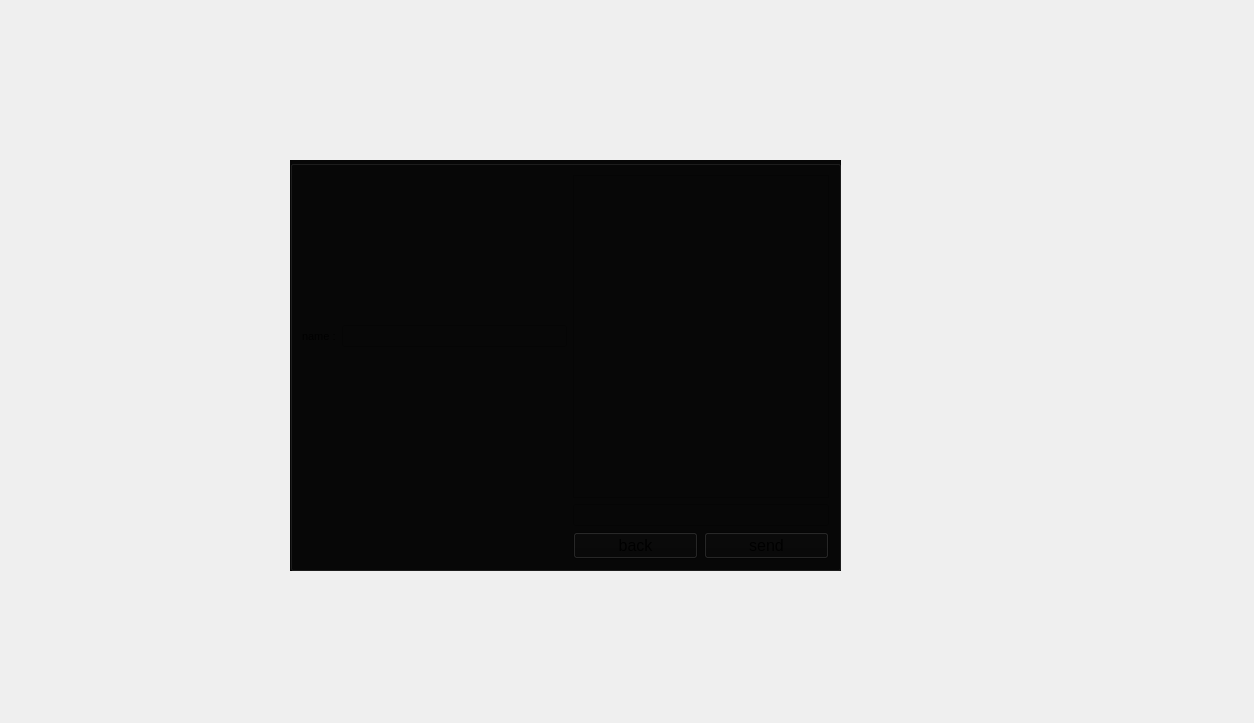
This is massenger/sendmessagechannel_dialog.ui in MahanBeidokhti/AP-Messenger as Qt 5 draws it before an edit. The edited form follows.
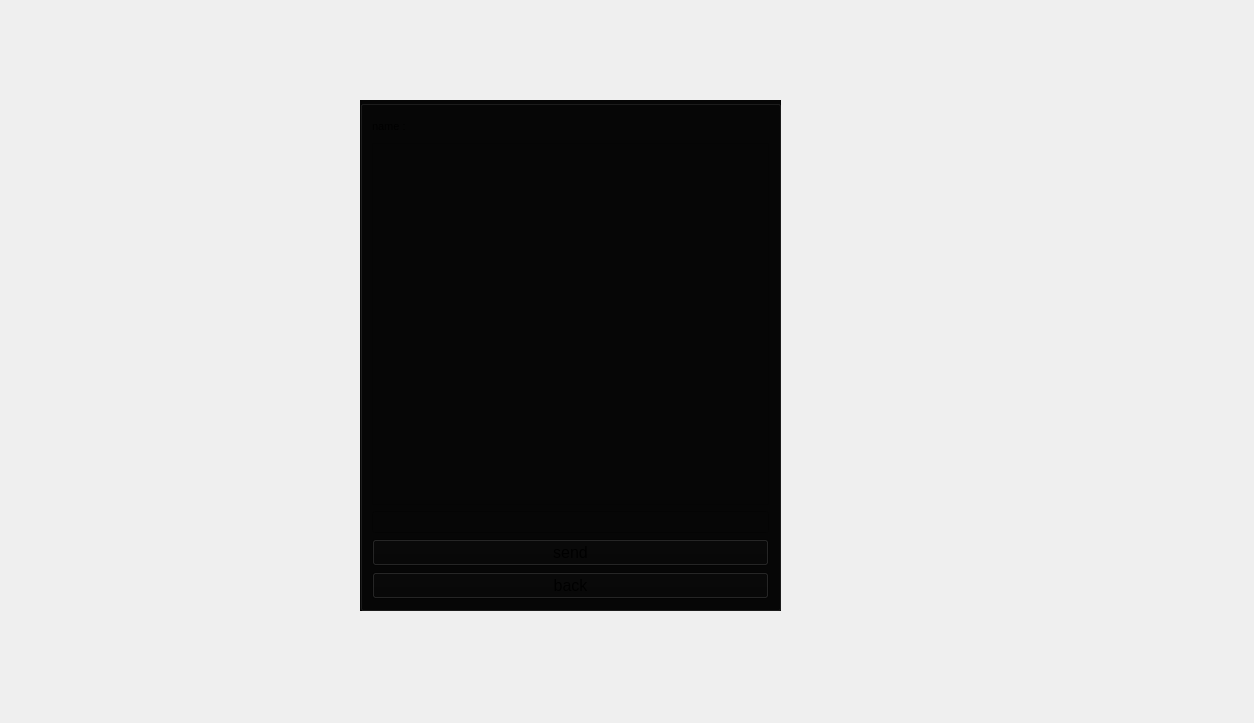
This is the edited form. Icons and pictures are not drawn.

```diff
--- a/massenger/sendmessagechannel_dialog.ui
+++ b/massenger/sendmessagechannel_dialog.ui
@@ -74,57 +74,23 @@
   <widget class="QGroupBox" name="chat_groupBox">
    <property name="geometry">
     <rect>
-     <x>290</x>
-     <y>160</y>
-     <width>551</width>
-     <height>411</height>
+     <x>360</x>
+     <y>100</y>
+     <width>421</width>
+     <height>511</height>
     </rect>
    </property>
    <property name="styleSheet">
-    <string notr="true">background-color: rgb(7, 7, 7);</string>
+    <string notr="true">background-color: rgb(6, 6, 6);</string>
    </property>
    <property name="title">
     <string/>
    </property>
    <layout class="QGridLayout" name="gridLayout">
-    <item row="2" column="1">
-     <widget class="QPushButton" name="back_chat_pushButton">
-      <property name="font">
-       <font>
-        <pointsize>12</pointsize>
-       </font>
-      </property>
-      <property name="text">
-       <string>back</string>
-      </property>
-     </widget>
-    </item>
-    <item row="1" column="1" colspan="2">
-     <widget class="QLineEdit" name="send_lineEdit">
-      <property name="text">
-       <string/>
-      </property>
-     </widget>
-    </item>
-    <item row="2" column="2">
-     <widget class="QPushButton" name="send_pushButton">
-      <property name="font">
-       <font>
-        <pointsize>12</pointsize>
-       </font>
-      </property>
-      <property name="text">
-       <string>send</string>
-      </property>
-     </widget>
-    </item>
-    <item row="0" column="1" colspan="2">
-     <widget class="QListView" name="massege_listView"/>
-    </item>
     <item row="0" column="0">
      <layout class="QHBoxLayout" name="horizontalLayout_2">
       <item>
-       <widget class="QLabel" name="name_label">
+       <widget class="QLabel" name="label_2">
         <property name="font">
          <font>
           <pointsize>8</pointsize>
@@ -136,16 +102,53 @@
        </widget>
       </item>
       <item>
-       <widget class="QLineEdit" name="recieved_channelname_lineEdit">
+       <widget class="QLabel" name="name_label">
         <property name="font">
          <font>
-          <pointsize>8</pointsize>
+          <pointsize>14</pointsize>
          </font>
         </property>
+        <property name="text">
+         <string/>
+        </property>
        </widget>
       </item>
      </layout>
     </item>
+    <item row="1" column="0">
+     <widget class="QTextEdit" name="message_textEdit"/>
+    </item>
+    <item row="2" column="0">
+     <widget class="QLineEdit" name="send_lineEdit">
+      <property name="text">
+       <string/>
+      </property>
+     </widget>
+    </item>
+    <item row="3" column="0">
+     <widget class="QPushButton" name="send_pushButton">
+      <property name="font">
+       <font>
+        <pointsize>12</pointsize>
+       </font>
+      </property>
+      <property name="text">
+       <string>send</string>
+      </property>
+     </widget>
+    </item>
+    <item row="4" column="0">
+     <widget class="QPushButton" name="back_chat_pushButton">
+      <property name="font">
+       <font>
+        <pointsize>12</pointsize>
+       </font>
+      </property>
+      <property name="text">
+       <string>back</string>
+      </property>
+     </widget>
+    </item>
    </layout>
   </widget>
  </widget>
```
